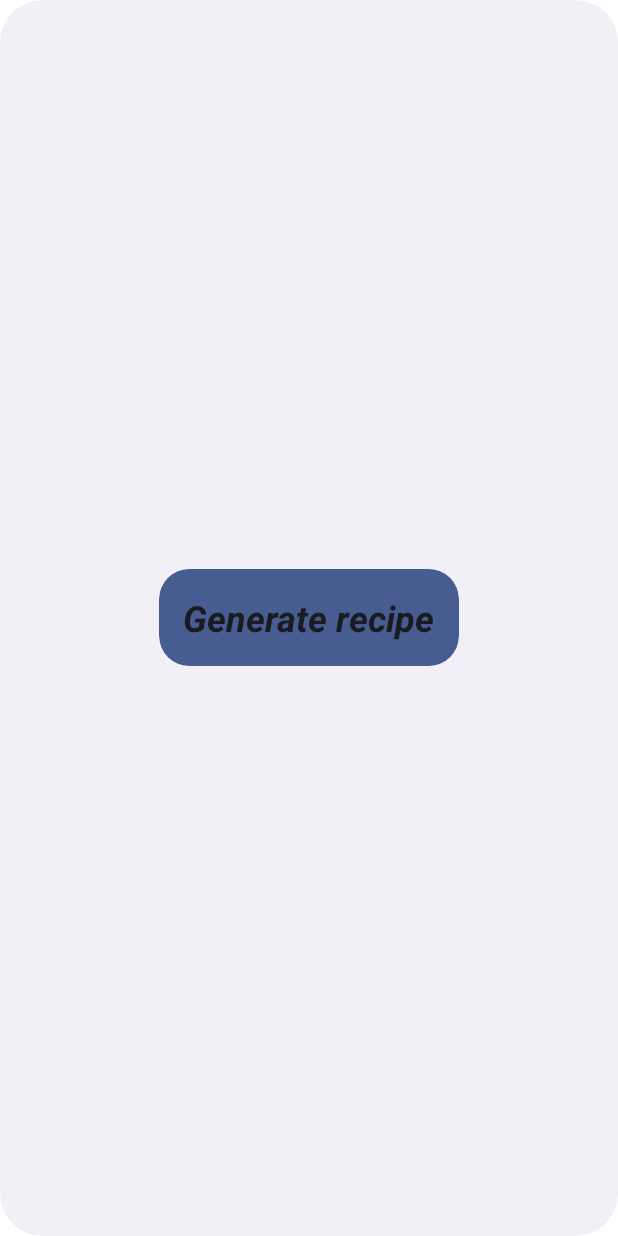
After one commit to eliaSchenker/RecipeGenerator, an Android app: the layout recipe_generator_widget.xml on its own in the app's theme, with its tools: preview values and no code run, on a phone screen of 412 x 824 dp. The commit adds this screen. Run offline under Robolectric (Android 15) with nearby library versions, the phone set to English and light mode, and no system bars.

Commit message:
Added widget theme
-Added widget theme, preview icon and design

```diff
--- /dev/null
+++ b/app/src/main/res/drawable-v21/app_widget_background.xml
@@ -0,0 +1,10 @@
+<?xml version="1.0" encoding="utf-8"?><!--
+Background for widgets to make the rounded corners based on the
+appWidgetRadius attribute value
+-->
+<shape xmlns:android="http://schemas.android.com/apk/res/android"
+    android:shape="rectangle">
+
+    <corners android:radius="?attr/appWidgetRadius" />
+    <solid android:color="?android:attr/colorBackground" />
+</shape>
--- /dev/null
+++ b/app/src/main/res/drawable-v21/app_widget_inner_view_background.xml
@@ -0,0 +1,10 @@
+<?xml version="1.0" encoding="utf-8"?><!--
+Background for views inside widgets to make the rounded corners based on the
+appWidgetInnerRadius attribute value
+-->
+<shape xmlns:android="http://schemas.android.com/apk/res/android"
+    android:shape="rectangle">
+
+    <corners android:radius="?attr/appWidgetInnerRadius" />
+    <solid android:color="?android:attr/colorAccent" />
+</shape>
--- /dev/null
+++ b/app/src/main/res/layout/recipe_generator_widget.xml
@@ -0,0 +1,21 @@
+<RelativeLayout xmlns:android="http://schemas.android.com/apk/res/android"
+    style="@style/Widget.RecipeGenerator.AppWidget.Container"
+    android:layout_width="match_parent"
+    android:layout_height="match_parent"
+    android:theme="@style/Theme.RecipeGenerator.AppWidgetContainer">
+
+    <TextView
+        android:id="@+id/appwidget_text"
+        style="@style/Widget.RecipeGenerator.AppWidget.InnerView"
+        android:layout_width="wrap_content"
+        android:layout_height="wrap_content"
+        android:layout_centerInParent="true"
+        android:layout_marginStart="8dp"
+        android:layout_marginTop="8dp"
+        android:layout_marginEnd="8dp"
+        android:layout_marginBottom="8dp"
+        android:contentDescription="@string/appwidget_text"
+        android:text="@string/appwidget_text"
+        android:textSize="24sp"
+        android:textStyle="bold|italic" />
+</RelativeLayout>
--- /dev/null
+++ b/app/src/main/res/values-night-v31/themes.xml
@@ -0,0 +1,10 @@
+<?xml version="1.0" encoding="utf-8"?>
+<resources>
+    <!--
+    Having themes.xml for night-v31 because of the priority order of the resource qualifiers.
+    -->
+    <style name="Theme.RecipeGenerator.AppWidgetContainerParent" parent="@android:style/Theme.DeviceDefault.DayNight">
+        <item name="appWidgetRadius">@android:dimen/system_app_widget_background_radius</item>
+        <item name="appWidgetInnerRadius">@android:dimen/system_app_widget_inner_radius</item>
+    </style>
+</resources>
--- /dev/null
+++ b/app/src/main/res/values-v21/styles.xml
@@ -0,0 +1,14 @@
+<resources>
+
+    <style name="Widget.RecipeGenerator.AppWidget.Container" parent="android:Widget">
+        <item name="android:id">@android:id/background</item>
+        <item name="android:padding">?attr/appWidgetPadding</item>
+        <item name="android:background">@drawable/app_widget_background</item>
+    </style>
+
+    <style name="Widget.RecipeGenerator.AppWidget.InnerView" parent="android:Widget">
+        <item name="android:padding">?attr/appWidgetPadding</item>
+        <item name="android:background">@drawable/app_widget_inner_view_background</item>
+        <item name="android:textColor">?android:attr/textColorPrimary</item>
+    </style>
+</resources>
--- /dev/null
+++ b/app/src/main/res/values-v31/styles.xml
@@ -0,0 +1,16 @@
+<resources>
+
+    <style name="Widget.RecipeGenerator.AppWidget.Container" parent="android:Widget">
+        <item name="android:id">@android:id/background</item>
+        <item name="android:padding">?attr/appWidgetPadding</item>
+        <item name="android:background">@drawable/app_widget_background</item>
+        <item name="android:clipToOutline">true</item>
+    </style>
+
+    <style name="Widget.RecipeGenerator.AppWidget.InnerView" parent="android:Widget">
+        <item name="android:padding">?attr/appWidgetPadding</item>
+        <item name="android:background">@drawable/app_widget_inner_view_background</item>
+        <item name="android:textColor">?android:attr/textColorPrimary</item>
+        <item name="android:clipToOutline">true</item>
+    </style>
+</resources>
--- /dev/null
+++ b/app/src/main/res/values-v31/themes.xml
@@ -0,0 +1,11 @@
+<?xml version="1.0" encoding="utf-8"?>
+<resources>
+    <!--
+    Having themes.xml for v31 variant because @android:dimen/system_app_widget_background_radius
+     and @android:dimen/system_app_widget_internal_padding requires API level 31
+    -->
+    <style name="Theme.RecipeGenerator.AppWidgetContainerParent" parent="@android:style/Theme.DeviceDefault.DayNight">
+        <item name="appWidgetRadius">@android:dimen/system_app_widget_background_radius</item>
+        <item name="appWidgetInnerRadius">@android:dimen/system_app_widget_inner_radius</item>
+    </style>
+</resources>
--- /dev/null
+++ b/app/src/main/res/values/attrs.xml
@@ -0,0 +1,7 @@
+<resources>
+    <declare-styleable name="AppWidgetAttrs">
+        <attr name="appWidgetPadding" format="dimension" />
+        <attr name="appWidgetInnerRadius" format="dimension" />
+        <attr name="appWidgetRadius" format="dimension" />
+    </declare-styleable>
+</resources>
--- /dev/null
+++ b/app/src/main/res/values/styles.xml
@@ -0,0 +1,12 @@
+<resources>
+
+    <style name="Widget.RecipeGenerator.AppWidget.Container" parent="android:Widget">
+        <item name="android:id">@android:id/background</item>
+        <item name="android:background">?android:attr/colorBackground</item>
+    </style>
+
+    <style name="Widget.RecipeGenerator.AppWidget.InnerView" parent="android:Widget">
+        <item name="android:background">?android:attr/colorBackground</item>
+        <item name="android:textColor">?android:attr/textColorPrimary</item>
+    </style>
+</resources>
--- a/app/src/main/res/values/themes.xml
+++ b/app/src/main/res/values/themes.xml
@@ -13,4 +13,19 @@
         <item name="android:statusBarColor" tools:targetApi="l">?attr/colorPrimaryVariant</item>
         <!-- Customize your theme here. -->
     </style>
+
+    <style name="Theme.RecipeGenerator.AppWidgetContainerParent" parent="@android:style/Theme.DeviceDefault">
+        <!-- Radius of the outer bound of widgets to make the rounded corners -->
+        <item name="appWidgetRadius">16dp</item>
+        <!--
+        Radius of the inner view's bound of widgets to make the rounded corners.
+        It needs to be 8dp or less than the value of appWidgetRadius
+        -->
+        <item name="appWidgetInnerRadius">8dp</item>
+    </style>
+
+    <style name="Theme.RecipeGenerator.AppWidgetContainer" parent="Theme.RecipeGenerator.AppWidgetContainerParent">
+        <!-- Apply padding to avoid the content of the widget colliding with the rounded corners -->
+        <item name="appWidgetPadding">16dp</item>
+    </style>
 </resources>
--- /dev/null
+++ b/app/src/main/res/xml/recipe_generator_widget_info.xml
@@ -0,0 +1,14 @@
+<?xml version="1.0" encoding="utf-8"?>
+<appwidget-provider xmlns:android="http://schemas.android.com/apk/res/android"
+    android:description="@string/app_widget_description"
+    android:initialKeyguardLayout="@layout/recipe_generator_widget"
+    android:initialLayout="@layout/recipe_generator_widget"
+    android:minWidth="110dp"
+    android:minHeight="40dp"
+    android:previewImage="@drawable/example_appwidget_preview"
+
+    android:previewLayout="@layout/recipe_generator_widget"
+    android:targetCellWidth="2"
+    android:targetCellHeight="1"
+    android:updatePeriodMillis="86400000"
+    android:widgetCategory="home_screen" />
```
Also changed, not shown: app/src/main/res/drawable-nodpi/example_appwidget_preview.png (added).
